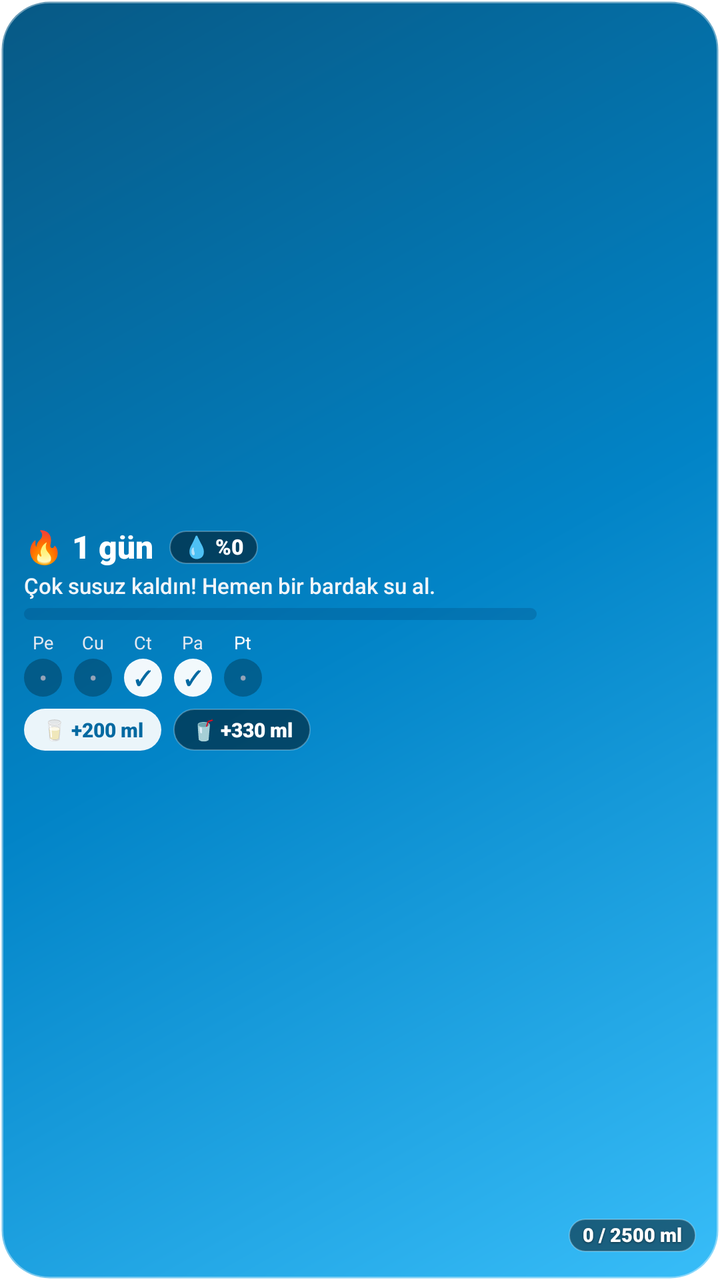
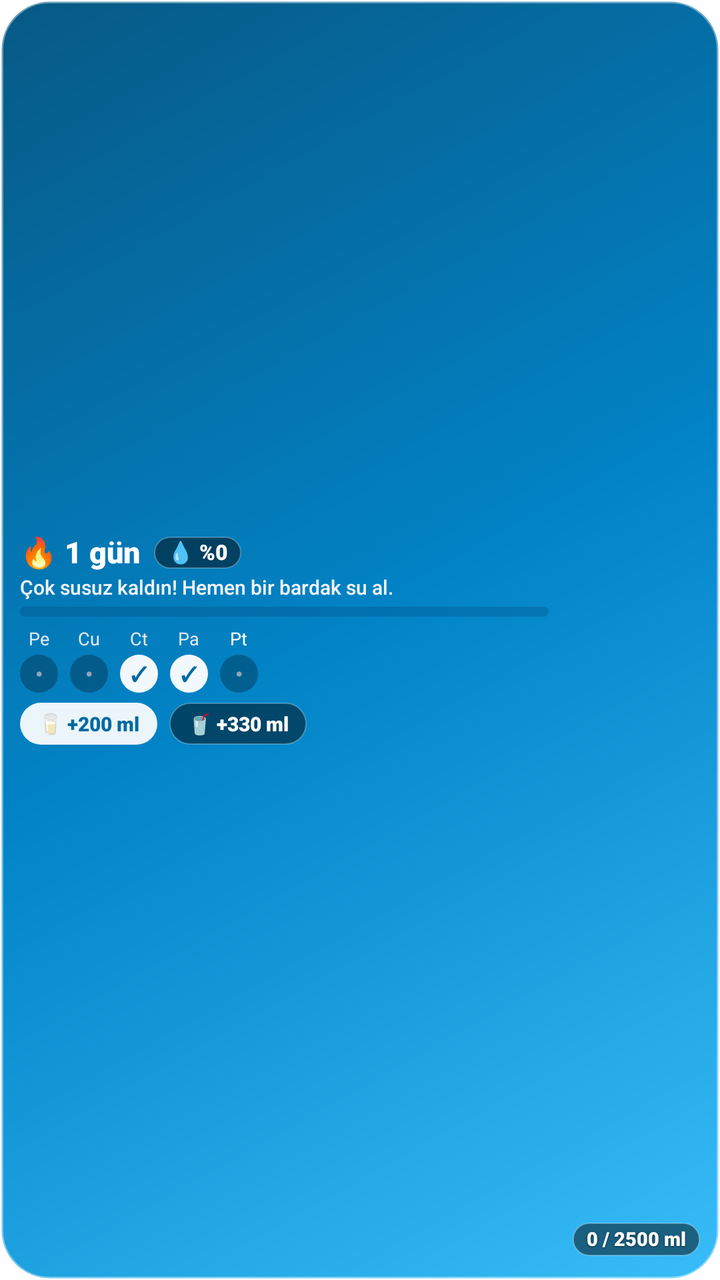

An Android layout rendered at two revisions. The XML below is the earlier revision; the diff shows what the commit changed to produce the second picture.
<!-- AndroidManifest.xml: fallback theme Theme.MaterialComponents.DayNight.NoActionBar -->
<!-- res/layout/water_progress_widget.xml -->
<?xml version="1.0" encoding="utf-8"?>
<LinearLayout xmlns:android="http://schemas.android.com/apk/res/android"
    android:id="@+id/widget_progress_root"
    android:layout_width="match_parent"
    android:layout_height="match_parent"
    android:background="@drawable/widget_card_bg"
    android:gravity="center_vertical"
    android:orientation="horizontal"
    android:paddingLeft="12dp"
    android:paddingRight="12dp"
    android:paddingTop="10dp"
    android:paddingBottom="10dp">

    
    <LinearLayout
        android:layout_width="0dp"
        android:layout_height="match_parent"
        android:layout_weight="1"
        android:gravity="center_vertical"
        android:orientation="vertical">

        
        <LinearLayout
            android:layout_width="match_parent"
            android:layout_height="wrap_content"
            android:gravity="center_vertical"
            android:orientation="horizontal">

            <TextView
                android:id="@+id/tv_streak_title"
                android:layout_width="wrap_content"
                android:layout_height="wrap_content"
                android:fontFamily="sans-serif-black"
                android:includeFontPadding="false"
                android:text="🔥 1 gün"
                android:textColor="#FFFFFF"
                android:textSize="16sp" />

            <TextView
                android:id="@+id/tv_progress_percent"
                android:layout_width="wrap_content"
                android:layout_height="wrap_content"
                android:layout_marginLeft="8dp"
                android:background="@drawable/widget_floating_pill_bg"
                android:fontFamily="sans-serif-black"
                android:includeFontPadding="false"
                android:paddingLeft="7dp"
                android:paddingRight="7dp"
                android:paddingTop="2dp"
                android:paddingBottom="2dp"
                android:text="💧 %0"
                android:textColor="#FFFFFF"
                android:textSize="10.5sp" />
        </LinearLayout>

        
        <TextView
            android:id="@+id/tv_progress_message"
            android:layout_width="match_parent"
            android:layout_height="wrap_content"
            android:layout_marginTop="2dp"
            android:ellipsize="end"
            android:fontFamily="sans-serif-medium"
            android:lineSpacingExtra="1dp"
            android:maxLines="2"
            android:text="Çok susuz kaldın! Hemen bir bardak su al."
            android:textColor="#F1F5F9"
            android:textSize="11sp" />

        
        <ProgressBar
            android:id="@+id/pb_water_progress"
            style="?android:attr/progressBarStyleHorizontal"
            android:layout_width="match_parent"
            android:layout_height="6dp"
            android:layout_marginTop="4dp"
            android:layout_marginRight="6dp"
            android:max="100"
            android:progress="0"
            android:progressDrawable="@drawable/widget_progress_bar" />

        
        <LinearLayout
            android:layout_width="wrap_content"
            android:layout_height="wrap_content"
            android:layout_marginTop="5dp"
            android:gravity="center_vertical"
            android:orientation="horizontal">

            
            <LinearLayout
                android:layout_width="wrap_content"
                android:layout_height="wrap_content"
                android:layout_marginRight="6dp"
                android:gravity="center"
                android:orientation="vertical">
                <TextView
                    android:id="@+id/tv_day_label_1"
                    android:layout_width="wrap_content"
                    android:layout_height="wrap_content"
                    android:fontFamily="sans-serif-bold"
                    android:text="Pe"
                    android:textColor="#E2E8F0"
                    android:textSize="9sp" />
                <TextView
                    android:id="@+id/tv_day_check_1"
                    android:layout_width="19dp"
                    android:layout_height="19dp"
                    android:layout_marginTop="2dp"
                    android:background="@drawable/widget_day_circle_empty"
                    android:fontFamily="sans-serif-black"
                    android:gravity="center"
                    android:text="•"
                    android:textColor="#94A3B8"
                    android:textSize="10sp" />
            </LinearLayout>

            
            <LinearLayout
                android:layout_width="wrap_content"
                android:layout_height="wrap_content"
                android:layout_marginRight="6dp"
                android:gravity="center"
                android:orientation="vertical">
                <TextView
                    android:id="@+id/tv_day_label_2"
                    android:layout_width="wrap_content"
                    android:layout_height="wrap_content"
                    android:fontFamily="sans-serif-bold"
                    android:text="Cu"
                    android:textColor="#E2E8F0"
                    android:textSize="9sp" />
                <TextView
                    android:id="@+id/tv_day_check_2"
                    android:layout_width="19dp"
                    android:layout_height="19dp"
                    android:layout_marginTop="2dp"
                    android:background="@drawable/widget_day_circle_empty"
                    android:fontFamily="sans-serif-black"
                    android:gravity="center"
                    android:text="•"
                    android:textColor="#94A3B8"
                    android:textSize="10sp" />
            </LinearLayout>

            
            <LinearLayout
                android:layout_width="wrap_content"
                android:layout_height="wrap_content"
                android:layout_marginRight="6dp"
                android:gravity="center"
                android:orientation="vertical">
                <TextView
                    android:id="@+id/tv_day_label_3"
                    android:layout_width="wrap_content"
                    android:layout_height="wrap_content"
                    android:fontFamily="sans-serif-bold"
                    android:text="Ct"
                    android:textColor="#E2E8F0"
                    android:textSize="9sp" />
                <TextView
                    android:id="@+id/tv_day_check_3"
                    android:layout_width="19dp"
                    android:layout_height="19dp"
                    android:layout_marginTop="2dp"
                    android:background="@drawable/widget_day_circle_done"
                    android:fontFamily="sans-serif-black"
                    android:gravity="center"
                    android:text="✓"
                    android:textColor="#0369A1"
                    android:textSize="10sp" />
            </LinearLayout>

            
            <LinearLayout
                android:layout_width="wrap_content"
                android:layout_height="wrap_content"
                android:layout_marginRight="6dp"
                android:gravity="center"
                android:orientation="vertical">
                <TextView
                    android:id="@+id/tv_day_label_4"
                    android:layout_width="wrap_content"
                    android:layout_height="wrap_content"
                    android:fontFamily="sans-serif-bold"
                    android:text="Pa"
                    android:textColor="#E2E8F0"
                    android:textSize="9sp" />
                <TextView
                    android:id="@+id/tv_day_check_4"
                    android:layout_width="19dp"
                    android:layout_height="19dp"
                    android:layout_marginTop="2dp"
                    android:background="@drawable/widget_day_circle_done"
                    android:fontFamily="sans-serif-black"
                    android:gravity="center"
                    android:text="✓"
                    android:textColor="#0369A1"
                    android:textSize="10sp" />
            </LinearLayout>

            
            <LinearLayout
                android:layout_width="wrap_content"
                android:layout_height="wrap_content"
                android:gravity="center"
                android:orientation="vertical">
                <TextView
                    android:id="@+id/tv_day_label_5"
                    android:layout_width="wrap_content"
                    android:layout_height="wrap_content"
                    android:fontFamily="sans-serif-bold"
                    android:text="Pt"
                    android:textColor="#FFFFFF"
                    android:textSize="9sp" />
                <TextView
                    android:id="@+id/tv_day_check_5"
                    android:layout_width="19dp"
                    android:layout_height="19dp"
                    android:layout_marginTop="2dp"
                    android:background="@drawable/widget_day_circle_empty"
                    android:fontFamily="sans-serif-black"
                    android:gravity="center"
                    android:text="•"
                    android:textColor="#94A3B8"
                    android:textSize="10sp" />
            </LinearLayout>
        </LinearLayout>

        
        <LinearLayout
            android:layout_width="wrap_content"
            android:layout_height="wrap_content"
            android:layout_marginTop="6dp"
            android:gravity="center_vertical"
            android:orientation="horizontal">

            <TextView
                android:id="@+id/btn_progress_preset1"
                android:layout_width="wrap_content"
                android:layout_height="wrap_content"
                android:background="@drawable/widget_button_bg"
                android:clickable="true"
                android:focusable="true"
                android:fontFamily="sans-serif-black"
                android:paddingLeft="9dp"
                android:paddingRight="9dp"
                android:paddingTop="3.5dp"
                android:paddingBottom="3.5dp"
                android:text="🥛 +200 ml"
                android:textColor="#0369A1"
                android:textSize="10sp" />

            <TextView
                android:id="@+id/btn_progress_preset2"
                android:layout_width="wrap_content"
                android:layout_height="wrap_content"
                android:layout_marginLeft="6dp"
                android:background="@drawable/widget_floating_pill_bg"
                android:clickable="true"
                android:focusable="true"
                android:fontFamily="sans-serif-black"
                android:paddingLeft="9dp"
                android:paddingRight="9dp"
                android:paddingTop="3.5dp"
                android:paddingBottom="3.5dp"
                android:text="🥤 +330 ml"
                android:textColor="#FFFFFF"
                android:textSize="10sp" />
        </LinearLayout>
    </LinearLayout>

    
    <FrameLayout
        android:id="@+id/fl_mascot_card_container"
        android:layout_width="wrap_content"
        android:layout_height="match_parent"
        android:layout_marginLeft="10dp"
        android:layout_gravity="center_vertical|end">

        
        <ImageView
            android:id="@+id/iv_mascot_image"
            android:layout_width="wrap_content"
            android:layout_height="match_parent"
            android:layout_gravity="center"
            android:adjustViewBounds="true"
            android:scaleType="fitCenter"
            android:visibility="visible" />

        
        <TextView
            android:id="@+id/tv_mascot_emoji"
            android:layout_width="wrap_content"
            android:layout_height="wrap_content"
            android:layout_gravity="center"
            android:includeFontPadding="false"
            android:text="🥱"
            android:textSize="44sp"
            android:visibility="gone" />

        
        <TextView
            android:id="@+id/tv_progress_consumed"
            android:layout_width="wrap_content"
            android:layout_height="wrap_content"
            android:layout_gravity="bottom|center_horizontal"
            android:layout_marginBottom="4dp"
            android:background="@drawable/widget_floating_pill_bg"
            android:fontFamily="sans-serif-black"
            android:includeFontPadding="false"
            android:paddingLeft="7dp"
            android:paddingRight="7dp"
            android:paddingTop="2.5dp"
            android:paddingBottom="2.5dp"
            android:shadowColor="#80000000"
            android:shadowDx="0"
            android:shadowDy="1"
            android:shadowRadius="2"
            android:text="0 / 2500 ml"
            android:textColor="#FFFFFF"
            android:textSize="9.5sp" />
    </FrameLayout>

</LinearLayout>
<!-- resources referenced by this layout -->
<resources>
  <!-- drawable widget_button_bg (drawable) -->
  <?xml version="1.0" encoding="utf-8"?>
  <shape xmlns:android="http://schemas.android.com/apk/res/android"
      android:shape="rectangle">
      <solid android:color="#EBFFFFFF" />
      <corners android:radius="12dp" />
  </shape>
  <!-- drawable widget_card_bg (drawable) -->
  <?xml version="1.0" encoding="utf-8"?>
  <shape xmlns:android="http://schemas.android.com/apk/res/android"
      android:shape="rectangle">
      
      <gradient
          android:angle="315"
          android:startColor="#075985"
          android:centerColor="#0284C7"
          android:endColor="#38BDF8"
          android:type="linear" />
      <corners android:radius="24dp" />
      <stroke
          android:width="1.5dp"
          android:color="#66FFFFFF" />
  </shape>
  <!-- drawable widget_day_circle_done (drawable) -->
  <?xml version="1.0" encoding="utf-8"?>
  <shape xmlns:android="http://schemas.android.com/apk/res/android"
      android:shape="oval">
      <solid android:color="#F2FFFFFF" />
      <size
          android:width="22dp"
          android:height="22dp" />
  </shape>
  <!-- drawable widget_day_circle_empty (drawable) -->
  <?xml version="1.0" encoding="utf-8"?>
  <shape xmlns:android="http://schemas.android.com/apk/res/android"
      android:shape="oval">
      <solid android:color="#45000000" />
      <size
          android:width="22dp"
          android:height="22dp" />
  </shape>
  <!-- drawable widget_floating_pill_bg (drawable) -->
  <?xml version="1.0" encoding="utf-8"?>
  <shape xmlns:android="http://schemas.android.com/apk/res/android"
      android:shape="rectangle">
      <solid android:color="#7A000000" />
      <corners android:radius="100dp" />
      <stroke
          android:width="0.8dp"
          android:color="#40FFFFFF" />
  </shape>
  <!-- drawable widget_progress_bar (drawable) -->
  <?xml version="1.0" encoding="utf-8"?>
  <layer-list xmlns:android="http://schemas.android.com/apk/res/android">
      <item android:id="@android:id/background">
          <shape>
              <corners android:radius="8dp" />
              <solid android:color="#40033E6B" />
          </shape>
      </item>
      <item android:id="@android:id/progress">
          <clip>
              <shape>
                  <corners android:radius="8dp" />
                  <gradient
                      android:angle="0"
                      android:startColor="#BAE6FD"
                      android:endColor="#FFFFFF" />
              </shape>
          </clip>
      </item>
  </layer-list>
</resources>

<!-- the commit's change to res/layout/water_progress_widget.xml (unified diff, before → after) -->
@@ -6,10 +6,10 @@
     android:background="@drawable/widget_card_bg"
     android:gravity="center_vertical"
     android:orientation="horizontal"
-    android:paddingLeft="12dp"
-    android:paddingRight="12dp"
-    android:paddingTop="10dp"
-    android:paddingBottom="10dp">
+    android:paddingLeft="10dp"
+    android:paddingRight="10dp"
+    android:paddingTop="8dp"
+    android:paddingBottom="8dp">
 
     
     <LinearLayout
@@ -34,20 +34,20 @@
                 android:includeFontPadding="false"
                 android:text="🔥 1 gün"
                 android:textColor="#FFFFFF"
-                android:textSize="16sp" />
+                android:textSize="15sp" />
 
             <TextView
                 android:id="@+id/tv_progress_percent"
                 android:layout_width="wrap_content"
                 android:layout_height="wrap_content"
-                android:layout_marginLeft="8dp"
+                android:layout_marginLeft="7dp"
                 android:background="@drawable/widget_floating_pill_bg"
                 android:fontFamily="sans-serif-black"
                 android:includeFontPadding="false"
-                android:paddingLeft="7dp"
-                android:paddingRight="7dp"
-                android:paddingTop="2dp"
-                android:paddingBottom="2dp"
+                android:paddingLeft="6.5dp"
+                android:paddingRight="6.5dp"
+                android:paddingTop="1.5dp"
+                android:paddingBottom="1.5dp"
                 android:text="💧 %0"
                 android:textColor="#FFFFFF"
                 android:textSize="10.5sp" />
@@ -58,23 +58,24 @@
             android:id="@+id/tv_progress_message"
             android:layout_width="match_parent"
             android:layout_height="wrap_content"
-            android:layout_marginTop="2dp"
+            android:layout_marginTop="2.5dp"
             android:ellipsize="end"
             android:fontFamily="sans-serif-medium"
-            android:lineSpacingExtra="1dp"
-            android:maxLines="2"
+            android:includeFontPadding="false"
+            android:lineSpacingExtra="0.5dp"
+            android:maxLines="3"
             android:text="Çok susuz kaldın! Hemen bir bardak su al."
             android:textColor="#F1F5F9"
-            android:textSize="11sp" />
+            android:textSize="10sp" />
 
         
         <ProgressBar
             android:id="@+id/pb_water_progress"
             style="?android:attr/progressBarStyleHorizontal"
             android:layout_width="match_parent"
-            android:layout_height="6dp"
-            android:layout_marginTop="4dp"
-            android:layout_marginRight="6dp"
+            android:layout_height="5dp"
+            android:layout_marginTop="3.5dp"
+            android:layout_marginRight="4dp"
             android:max="100"
             android:progress="0"
             android:progressDrawable="@drawable/widget_progress_bar" />
@@ -83,7 +84,7 @@
         <LinearLayout
             android:layout_width="wrap_content"
             android:layout_height="wrap_content"
-            android:layout_marginTop="5dp"
+            android:layout_marginTop="4.5dp"
             android:gravity="center_vertical"
             android:orientation="horizontal">
 
@@ -231,7 +232,7 @@
         <LinearLayout
             android:layout_width="wrap_content"
             android:layout_height="wrap_content"
-            android:layout_marginTop="6dp"
+            android:layout_marginTop="5dp"
             android:gravity="center_vertical"
             android:orientation="horizontal">
 
@@ -275,7 +276,7 @@
         android:id="@+id/fl_mascot_card_container"
         android:layout_width="wrap_content"
         android:layout_height="match_parent"
-        android:layout_marginLeft="10dp"
+        android:layout_marginLeft="8dp"
         android:layout_gravity="center_vertical|end">
 
         
